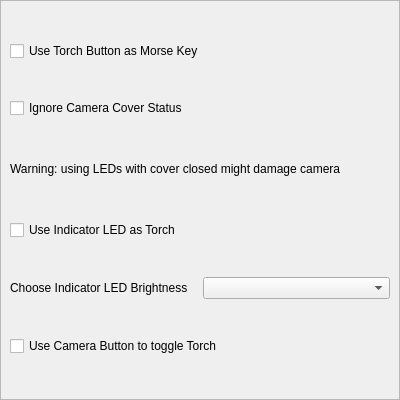
This is lanpreferencesform.ui in jpietrzak8/Lanterne as Qt 5 draws it before an edit. The edited form follows.
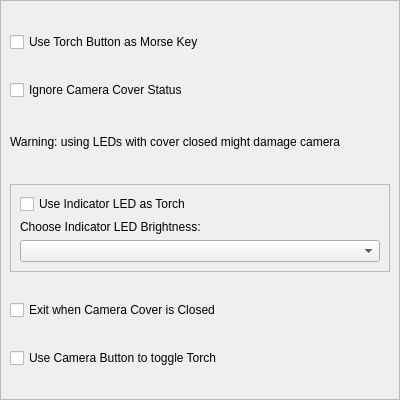
This is the edited form.

Commit message:
Exit when camera cover is closed
In this commit, an option is added to the Preferences window to exit the
app when the camera cover is closed.  Also, the UI has been tweaked a bit
to reflect that Lanterne is becoming a general-purpose flashlight app.

Diff of the .ui file:
```diff
--- a/lanpreferencesform.ui
+++ b/lanpreferencesform.ui
@@ -31,7 +31,7 @@
         <height>398</height>
        </rect>
       </property>
-      <layout class="QVBoxLayout" name="verticalLayout">
+      <layout class="QVBoxLayout" name="verticalLayout_3">
        <item>
         <widget class="QCheckBox" name="morseKeyCheckBox">
          <property name="enabled">
@@ -66,6 +66,21 @@
         </widget>
        </item>
        <item>
+        <widget class="QFrame" name="frame">
+         <property name="sizePolicy">
+          <sizepolicy hsizetype="Preferred" vsizetype="Fixed">
+           <horstretch>0</horstretch>
+           <verstretch>0</verstretch>
+          </sizepolicy>
+         </property>
+         <property name="frameShape">
+          <enum>QFrame::StyledPanel</enum>
+         </property>
+         <property name="frameShadow">
+          <enum>QFrame::Raised</enum>
+         </property>
+         <layout class="QVBoxLayout" name="verticalLayout">
+          <item>
         <widget class="QCheckBox" name="indicatorLEDCheckBox">
          <property name="text">
           <string>Use Indicator LED as Torch</string>
@@ -73,11 +88,15 @@
         </widget>
        </item>
        <item>
-        <layout class="QHBoxLayout" name="horizontalLayout">
-         <item>
           <widget class="QLabel" name="indicatorBrightnessLabel">
+            <property name="sizePolicy">
+             <sizepolicy hsizetype="Preferred" vsizetype="Fixed">
+              <horstretch>0</horstretch>
+              <verstretch>0</verstretch>
+             </sizepolicy>
+            </property>
            <property name="text">
-            <string>Choose Indicator LED Brightness</string>
+             <string>Choose Indicator LED Brightness:</string>
            </property>
           </widget>
          </item>
@@ -85,6 +104,14 @@
           <widget class="QComboBox" name="indicatorBrightnessComboBox"/>
          </item>
         </layout>
+        </widget>
+       </item>
+       <item>
+        <widget class="QCheckBox" name="closeAppCheckBox">
+         <property name="text">
+          <string>Exit when Camera Cover is Closed</string>
+         </property>
+        </widget>
        </item>
        <item>
         <widget class="QCheckBox" name="cameraButtonCheckBox">
```
Lines whose indentation alone changed are shown as unchanged. The commit also changes 9 other files.
